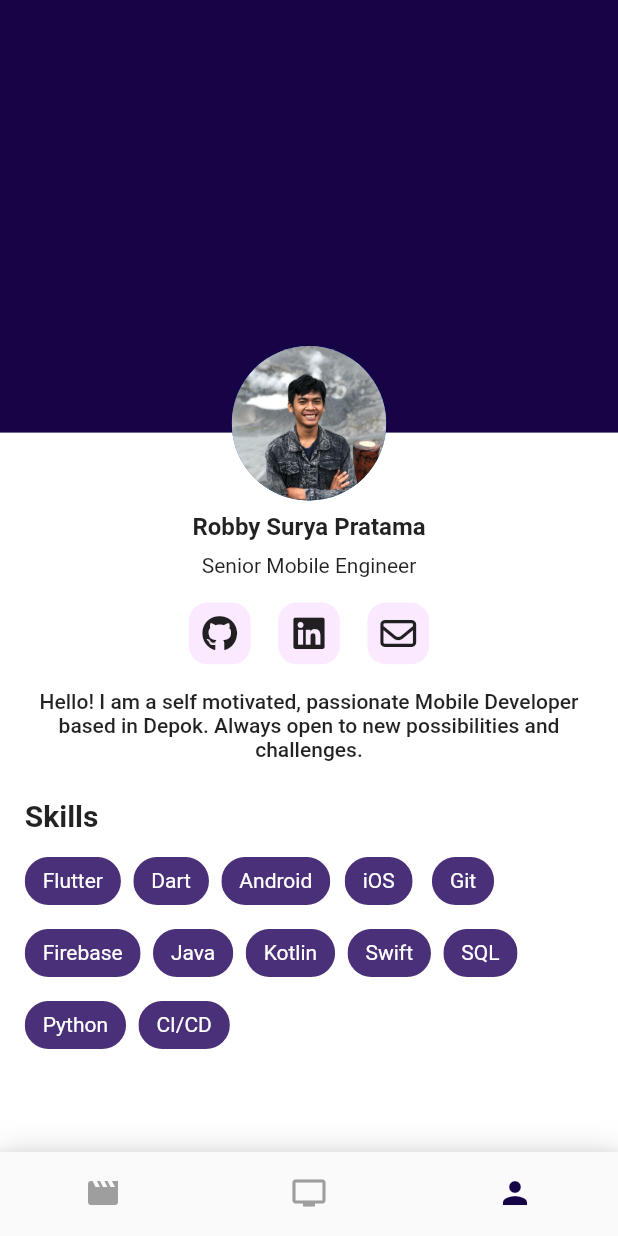
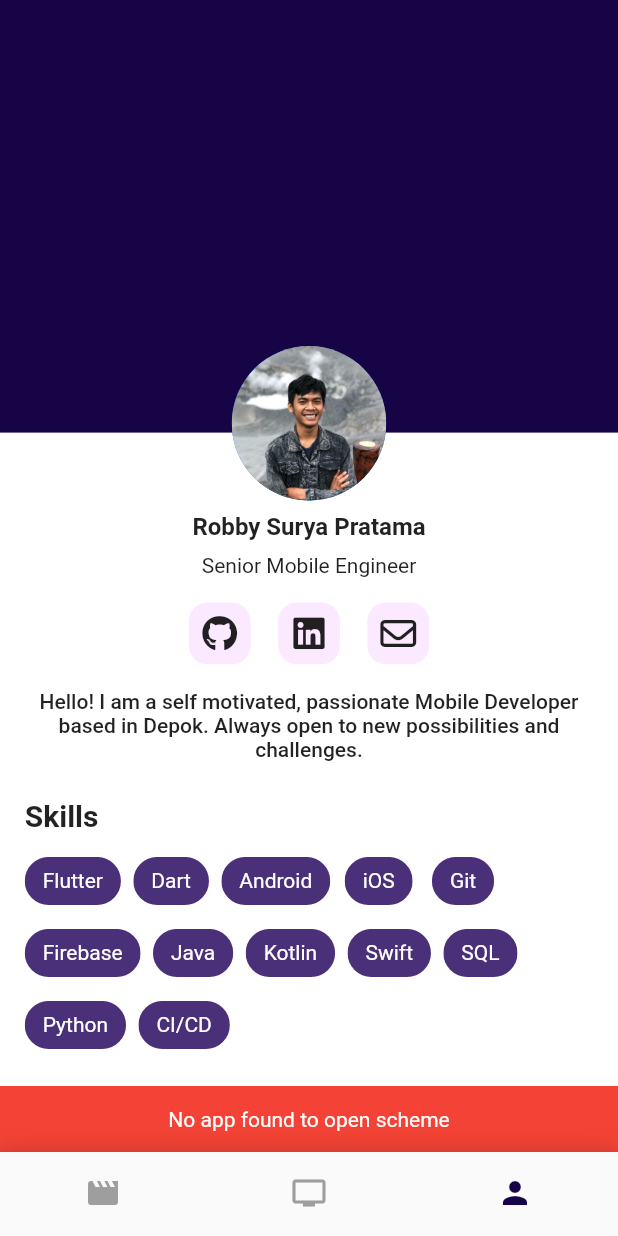
Before and after one commit to robbysoerya/pelem, a Flutter app: the ProfileView screen opened by its route, after a tap on an icon or button, on a phone screen of 412 x 824 dp. Run offline on Flutter 3.47's test engine with Material 2 defaults, Android fonts, the phone set to English and light mode, and no system bars; our stand-ins replace cached_network_image, dartz, dio, flutter_bloc, flutter_screenutil, font_awesome_flutter and 5 more.

Commit message:
refactor: [pelem_profile] show snackbar when url cant open

```diff
--- a/modules/pelem_profile/lib/presentation/widget/social_card.dart
+++ b/modules/pelem_profile/lib/presentation/widget/social_card.dart
@@ -18,9 +18,20 @@ class SocialCard extends StatelessWidget {
     return InkWell(
       onTap: () async {
         final uri = Uri.parse(url);
+        final sm = ScaffoldMessenger.of(context);
         if (await canLaunchUrl(uri)) {
           launchUrl(uri);
+          return;
         }
+        sm.showSnackBar(
+          const SnackBar(
+            content: Text(
+              'No app found to open scheme',
+              textAlign: TextAlign.center,
+            ),
+            backgroundColor: Colors.red,
+          ),
+        );
       },
       child: Container(
         height: 40.0.r,
```
